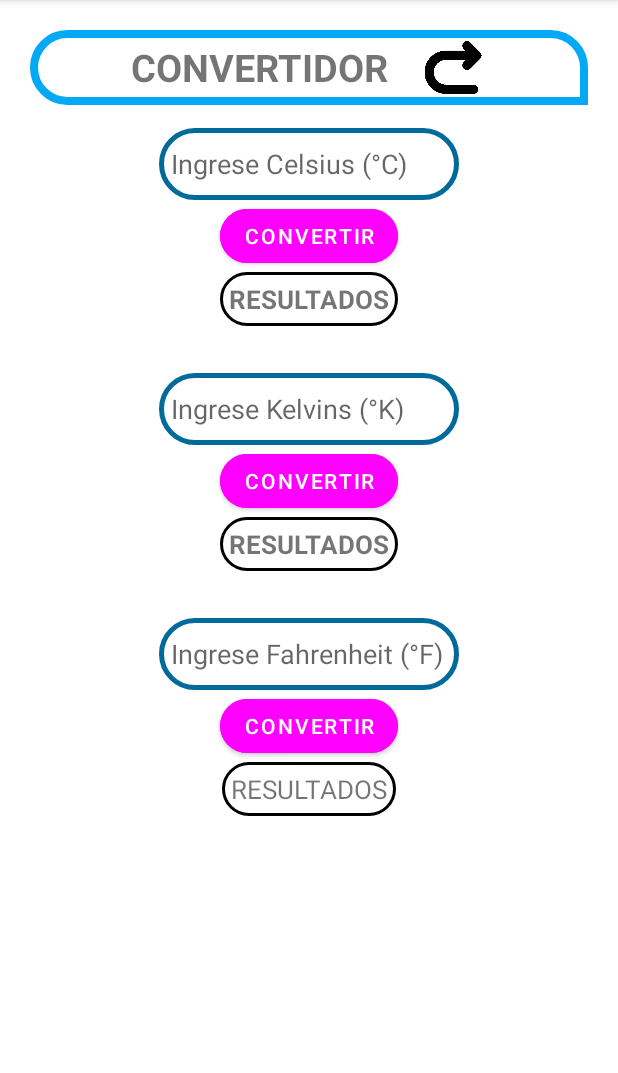
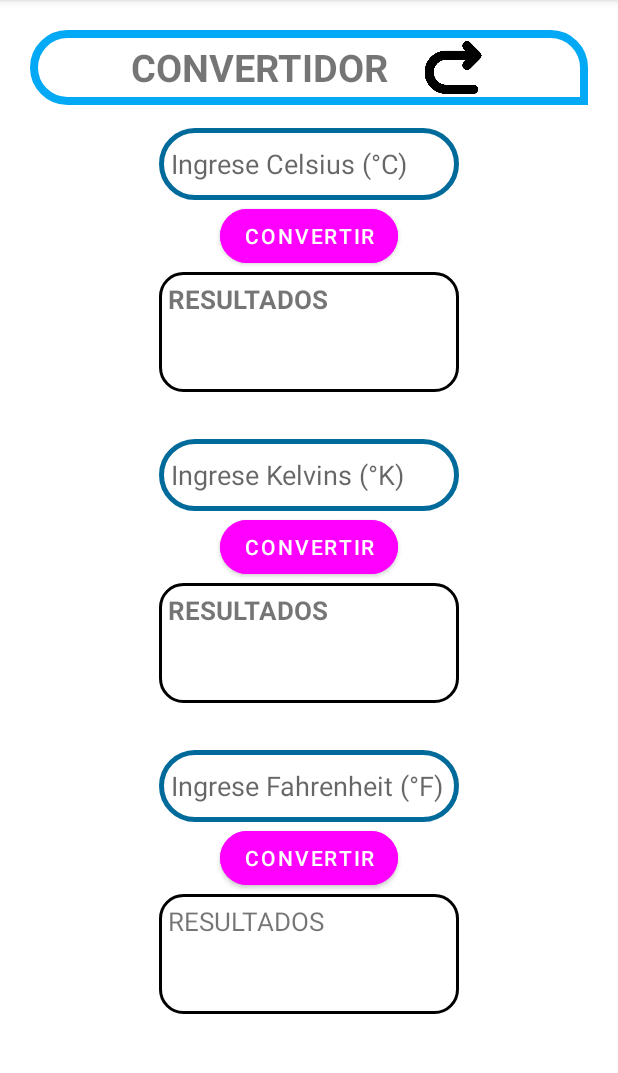
Before and after one commit to legendmarine81/Practica_Conversiones, an Android app: the screen it shows after launch (MainActivity), on a phone screen of 412 x 824 dp, the part 84-1157 px from its top. Run offline under Robolectric (Android 15) with nearby library versions, the phone set to English and light mode, and no system bars.

Commit message:
scrollview

```diff
--- a/app/src/main/res/drawable/caja_resultados.xml
+++ b/app/src/main/res/drawable/caja_resultados.xml
@@ -7,6 +7,6 @@
         android:width="2dp"
         android:color="@color/black"/>
     <corners
-        android:radius="30dp"/>
+        android:radius="15dp"/>
 
 </shape>
--- a/app/src/main/res/layout/activity_main.xml
+++ b/app/src/main/res/layout/activity_main.xml
@@ -1,13 +1,19 @@
 <?xml version="1.0" encoding="utf-8"?>
-<LinearLayout
+<ScrollView
     xmlns:android="http://schemas.android.com/apk/res/android"
     xmlns:app="http://schemas.android.com/apk/res-auto"
     xmlns:tools="http://schemas.android.com/tools"
     android:layout_width="match_parent"
     android:layout_height="match_parent"
+    android:fillViewport="true">
+
+    <LinearLayout
+        android:layout_width="match_parent"
+        android:layout_height="match_parent"
         android:orientation="vertical"
         android:padding="20dp"
         tools:context=".MainActivity">
+
 
         <LinearLayout
             android:layout_width="match_parent"
@@ -62,12 +68,13 @@
                 />
 
             <LinearLayout
-            android:layout_width="wrap_content"
+                android:layout_width="200dp"
                 android:layout_height="wrap_content"
                 android:background="@drawable/caja_resultados"
                 android:padding="6dp"
                 android:layout_gravity="center"
-            android:layout_marginBottom="5dp">
+                android:layout_marginBottom="5dp"
+                android:orientation="vertical">
 
                 <TextView
                     android:layout_width="wrap_content"
@@ -122,12 +129,13 @@
                 android:backgroundTint="@drawable/desvanecido"/>
 
             <LinearLayout
-            android:layout_width="wrap_content"
+                android:layout_width="200dp"
                 android:layout_height="wrap_content"
                 android:background="@drawable/caja_resultados"
                 android:padding="6dp"
                 android:layout_gravity="center"
-            android:layout_marginBottom="5dp">
+                android:layout_marginBottom="5dp"
+                android:orientation="vertical">
 
                 <TextView
                     android:layout_width="wrap_content"
@@ -182,12 +190,15 @@
                 android:backgroundTint="@drawable/desvanecido"/>
 
             <LinearLayout
-            android:layout_width="wrap_content"
+                android:layout_width="200dp"
                 android:layout_height="wrap_content"
                 android:background="@drawable/caja_resultados"
                 android:padding="6dp"
                 android:layout_gravity="center"
-            android:layout_marginBottom="5dp">
+                android:layout_marginBottom="5dp"
+                android:orientation="vertical"
+                android:textAlignment="center">
+
 
                 <TextView
                     android:layout_width="wrap_content"
@@ -214,4 +225,7 @@
 
         </LinearLayout>
 
+
     </LinearLayout>
+
+</ScrollView>
```
Lines whose indentation alone changed are shown as unchanged.
